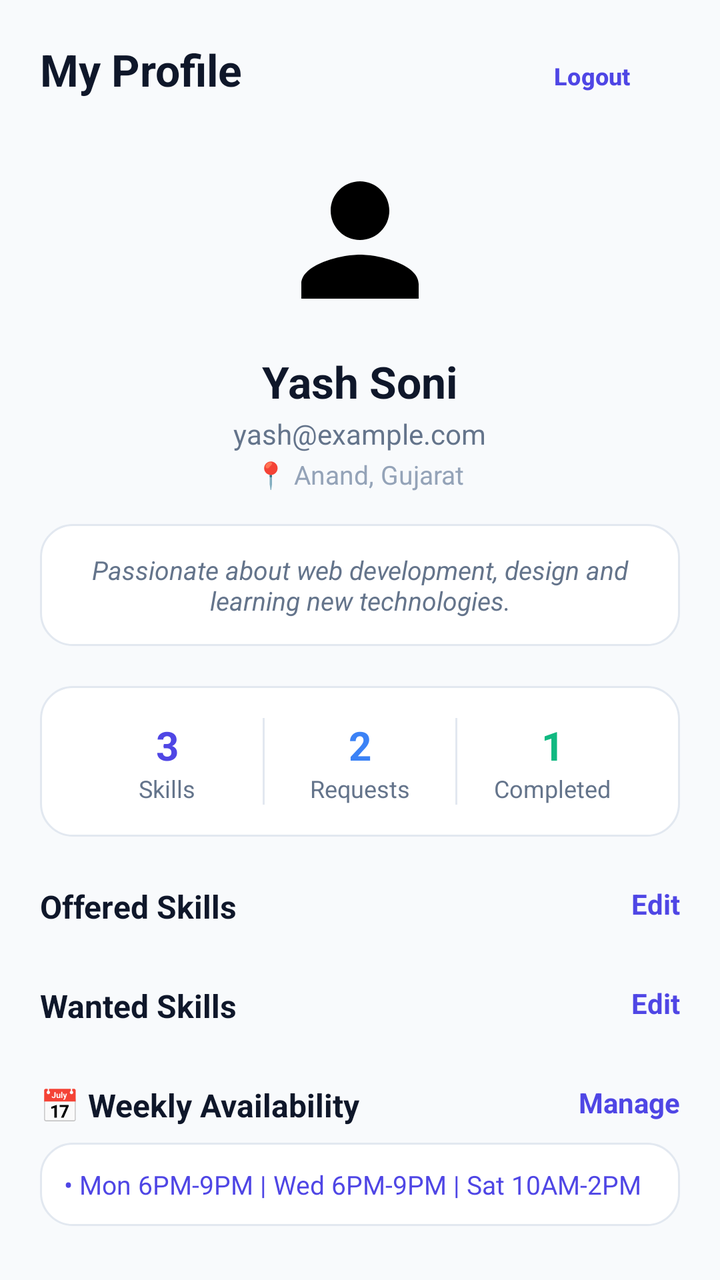
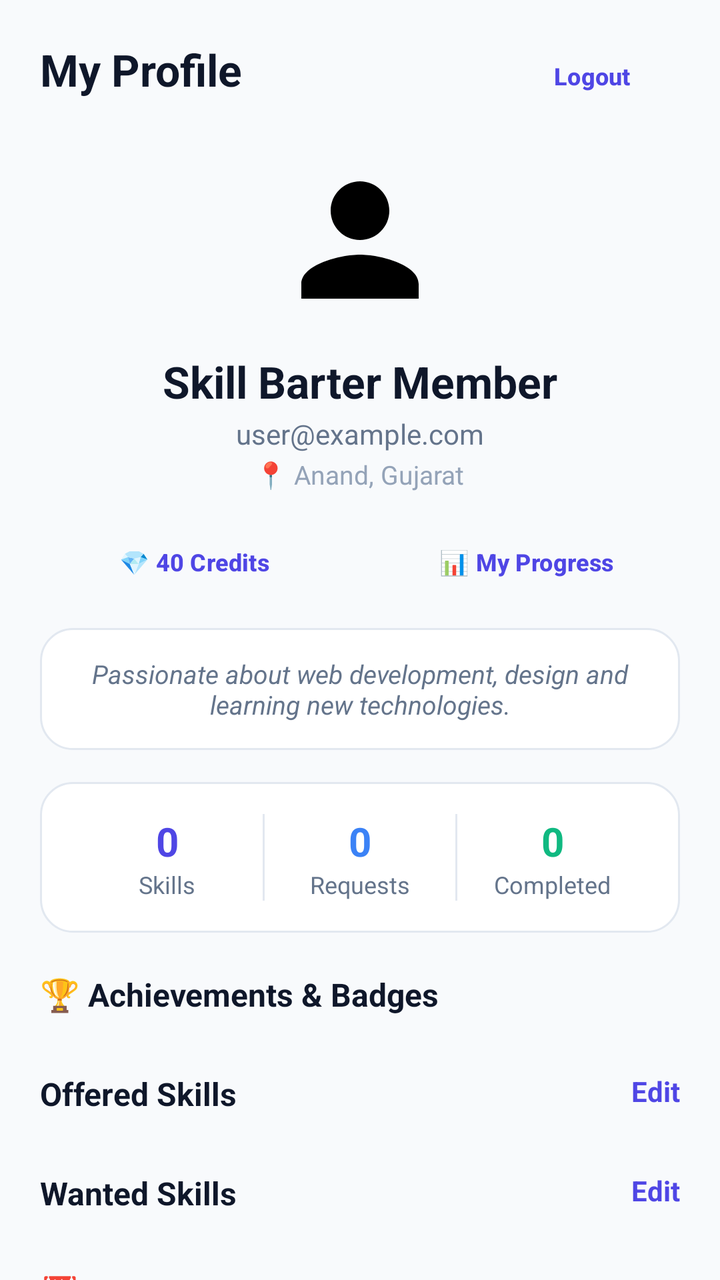

Compare the two renders of this Android layout. The source of the first and the diff that turns it into the second are given below.
<!-- AndroidManifest.xml: application theme Theme.SkillBarter -->
<!-- res/layout/fragment_profile.xml -->
<?xml version="1.0" encoding="utf-8"?>
<androidx.core.widget.NestedScrollView xmlns:android="http://schemas.android.com/apk/res/android"
    xmlns:app="http://schemas.android.com/apk/res-auto"
    android:layout_width="match_parent"
    android:layout_height="match_parent"
    android:background="@color/bg_light">

    <LinearLayout
        android:layout_width="match_parent"
        android:layout_height="wrap_content"
        android:gravity="center_horizontal"
        android:orientation="vertical"
        android:padding="20dp">

        
        <RelativeLayout
            android:layout_width="match_parent"
            android:layout_height="wrap_content">

            <TextView
                android:layout_width="wrap_content"
                android:layout_height="wrap_content"
                android:layout_alignParentStart="true"
                android:text="My Profile"
                android:textColor="@color/text_primary"
                android:textSize="22sp"
                android:textStyle="bold" />

            <Button
                android:id="@+id/btnLogout"
                style="@style/Widget.SkillBarter.Button.Outlined"
                android:layout_width="wrap_content"
                android:layout_height="36dp"
                android:layout_alignParentEnd="true"
                android:paddingHorizontal="12dp"
                android:paddingVertical="0dp"
                android:text="Logout"
                android:textSize="12sp" />

        </RelativeLayout>

        
        <ImageView
            android:id="@+id/ivAvatar"
            android:layout_width="88dp"
            android:layout_height="88dp"
            android:layout_marginTop="20dp"
            android:src="@drawable/ic_profile" />

        <TextView
            android:id="@+id/tvUserName"
            android:layout_width="wrap_content"
            android:layout_height="wrap_content"
            android:layout_marginTop="12dp"
            android:text="Yash Soni"
            android:textColor="@color/text_primary"
            android:textSize="22sp"
            android:textStyle="bold" />

        <TextView
            android:id="@+id/tvUserEmail"
            android:layout_width="wrap_content"
            android:layout_height="wrap_content"
            android:layout_marginTop="2dp"
            android:text="yash@example.com"
            android:textColor="@color/text_secondary"
            android:textSize="14sp" />

        <TextView
            android:id="@+id/tvUserLocation"
            android:layout_width="wrap_content"
            android:layout_height="wrap_content"
            android:layout_marginTop="2dp"
            android:text="📍 Anand, Gujarat"
            android:textColor="@color/text_muted"
            android:textSize="13sp" />

        
        <TextView
            android:id="@+id/tvUserBio"
            android:layout_width="match_parent"
            android:layout_height="wrap_content"
            android:layout_marginTop="16dp"
            android:background="@drawable/bg_rounded_card"
            android:gravity="center"
            android:padding="14dp"
            android:text="Passionate about web development, design and learning new technologies."
            android:textColor="@color/text_secondary"
            android:textSize="13sp"
            android:textStyle="italic" />

        
        <LinearLayout
            android:layout_width="match_parent"
            android:layout_height="wrap_content"
            android:layout_marginTop="20dp"
            android:background="@drawable/bg_rounded_card"
            android:orientation="horizontal"
            android:padding="16dp">

            <LinearLayout
                android:layout_width="0dp"
                android:layout_height="wrap_content"
                android:layout_weight="1"
                android:gravity="center"
                android:orientation="vertical">

                <TextView
                    android:id="@+id/tvSkillsStat"
                    android:layout_width="wrap_content"
                    android:layout_height="wrap_content"
                    android:text="3"
                    android:textColor="@color/primary"
                    android:textSize="20sp"
                    android:textStyle="bold" />

                <TextView
                    android:layout_width="wrap_content"
                    android:layout_height="wrap_content"
                    android:text="Skills"
                    android:textColor="@color/text_secondary"
                    android:textSize="12sp" />

            </LinearLayout>

            <View
                android:layout_width="1dp"
                android:layout_height="match_parent"
                android:background="@color/divider_color" />

            <LinearLayout
                android:layout_width="0dp"
                android:layout_height="wrap_content"
                android:layout_weight="1"
                android:gravity="center"
                android:orientation="vertical">

                <TextView
                    android:id="@+id/tvRequestsStat"
                    android:layout_width="wrap_content"
                    android:layout_height="wrap_content"
                    android:text="2"
                    android:textColor="@color/accent_blue"
                    android:textSize="20sp"
                    android:textStyle="bold" />

                <TextView
                    android:layout_width="wrap_content"
                    android:layout_height="wrap_content"
                    android:text="Requests"
                    android:textColor="@color/text_secondary"
                    android:textSize="12sp" />

            </LinearLayout>

            <View
                android:layout_width="1dp"
                android:layout_height="match_parent"
                android:background="@color/divider_color" />

            <LinearLayout
                android:layout_width="0dp"
                android:layout_height="wrap_content"
                android:layout_weight="1"
                android:gravity="center"
                android:orientation="vertical">

                <TextView
                    android:id="@+id/tvCompletedStat"
                    android:layout_width="wrap_content"
                    android:layout_height="wrap_content"
                    android:text="1"
                    android:textColor="@color/accent_green"
                    android:textSize="20sp"
                    android:textStyle="bold" />

                <TextView
                    android:layout_width="wrap_content"
                    android:layout_height="wrap_content"
                    android:text="Completed"
                    android:textColor="@color/text_secondary"
                    android:textSize="12sp" />

            </LinearLayout>

        </LinearLayout>

        
        <RelativeLayout
            android:layout_width="match_parent"
            android:layout_height="wrap_content"
            android:layout_marginTop="24dp">

            <TextView
                android:layout_width="wrap_content"
                android:layout_height="wrap_content"
                android:layout_alignParentStart="true"
                android:text="Offered Skills"
                android:textColor="@color/text_primary"
                android:textSize="16sp"
                android:textStyle="bold" />

            <TextView
                android:id="@+id/btnEditOffered"
                android:layout_width="wrap_content"
                android:layout_height="wrap_content"
                android:layout_alignParentEnd="true"
                android:text="Edit"
                android:textColor="@color/primary"
                android:textSize="14sp"
                android:textStyle="bold" />

        </RelativeLayout>

        <com.google.android.material.chip.ChipGroup
            android:id="@+id/chipGroupOffered"
            android:layout_width="match_parent"
            android:layout_height="wrap_content"
            android:layout_marginTop="8dp" />

        
        <RelativeLayout
            android:layout_width="match_parent"
            android:layout_height="wrap_content"
            android:layout_marginTop="20dp">

            <TextView
                android:layout_width="wrap_content"
                android:layout_height="wrap_content"
                android:layout_alignParentStart="true"
                android:text="Wanted Skills"
                android:textColor="@color/text_primary"
                android:textSize="16sp"
                android:textStyle="bold" />

            <TextView
                android:id="@+id/btnEditWanted"
                android:layout_width="wrap_content"
                android:layout_height="wrap_content"
                android:layout_alignParentEnd="true"
                android:text="Edit"
                android:textColor="@color/primary"
                android:textSize="14sp"
                android:textStyle="bold" />

        </RelativeLayout>

        <com.google.android.material.chip.ChipGroup
            android:id="@+id/chipGroupWanted"
            android:layout_width="match_parent"
            android:layout_height="wrap_content"
            android:layout_marginTop="8dp" />

        
        <RelativeLayout
            android:layout_width="match_parent"
            android:layout_height="wrap_content"
            android:layout_marginTop="20dp">

            <TextView
                android:layout_width="wrap_content"
                android:layout_height="wrap_content"
                android:layout_alignParentStart="true"
                android:text="📅 Weekly Availability"
                android:textColor="@color/text_primary"
                android:textSize="16sp"
                android:textStyle="bold" />

            <TextView
                android:id="@+id/btnManageAvailability"
                android:layout_width="wrap_content"
                android:layout_height="wrap_content"
                android:layout_alignParentEnd="true"
                android:text="Manage"
                android:textColor="@color/primary"
                android:textSize="14sp"
                android:textStyle="bold" />

        </RelativeLayout>

        <TextView
            android:id="@+id/tvAvailabilitySummary"
            android:layout_width="match_parent"
            android:layout_height="wrap_content"
            android:layout_marginTop="8dp"
            android:background="@drawable/bg_rounded_card"
            android:padding="12dp"
            android:text="• Mon 6PM-9PM | Wed 6PM-9PM | Sat 10AM-2PM"
            android:textColor="@color/primary"
            android:textSize="13sp" />

    </LinearLayout>

</androidx.core.widget.NestedScrollView>
<!-- resources referenced by this layout -->
<resources>
  <color name="accent_blue">#3B82F6</color>
  <color name="accent_green">#10B981</color>
  <color name="bg_light">#F8FAFC</color>
  <color name="divider_color">#E2E8F0</color>
  <color name="primary">#4F46E5</color>
  <color name="text_muted">#94A3B8</color>
  <color name="text_primary">#0F172A</color>
  <color name="text_secondary">#64748B</color>
  <!-- drawable bg_rounded_card (drawable) -->
  <?xml version="1.0" encoding="utf-8"?>
  <shape xmlns:android="http://schemas.android.com/apk/res/android"
      android:shape="rectangle">
      <solid android:color="@color/surface_white" />
      <corners android:radius="16dp" />
      <stroke android:width="1dp" android:color="@color/divider_color" />
  </shape>
  <!-- drawable ic_profile (drawable) -->
  <vector xmlns:android="http://schemas.android.com/apk/res/android"
      android:width="24dp"
      android:height="24dp"
      android:viewportWidth="24"
      android:viewportHeight="24">
    <path
        android:fillColor="#FF000000"
        android:pathData="M12,12c2.21,0 4,-1.79 4,-4s-1.79,-4 -4,-4 -4,1.79 -4,4 1.79,4 4,4zM12,14c-2.67,0 -8,1.34 -8,4v2h16v-2c0,-2.66 -5.33,-4 -8,-4z"/>
  </vector>
  <style name="Widget.SkillBarter.Button.Outlined" parent="Widget.Material3.Button.OutlinedButton">
          <item name="strokeColor">@color/primary</item>
          <item name="android:textColor">@color/primary</item>
          <item name="cornerRadius">12dp</item>
          <item name="android:paddingTop">12dp</item>
          <item name="android:paddingBottom">12dp</item>
          <item name="android:textStyle">bold</item>
      </style>
  <style name="Theme.SkillBarter" parent="Base.Theme.SkillBarter" />
  <color name="surface_white">#FFFFFF</color>
  <style name="Base.Theme.SkillBarter" parent="Theme.Material3.DayNight.NoActionBar">
          <item name="colorPrimary">@color/primary</item>
          <item name="colorOnPrimary">@color/white</item>
          <item name="colorPrimaryContainer">@color/primary_light</item>
          <item name="colorOnPrimaryContainer">@color/primary</item>
          <item name="android:colorBackground">@color/bg_light</item>
          <item name="colorSurface">@color/surface_white</item>
          <item name="colorOnSurface">@color/text_primary</item>
          <item name="colorOnSurfaceVariant">@color/text_secondary</item>
          <item name="android:statusBarColor">@color/bg_light</item>
          <item name="android:windowLightStatusBar">true</item>
      </style>
  <color name="white">#FFFFFF</color>
  <color name="primary_light">#EEF2FF</color>
</resources>

<!-- the commit's change to res/layout/fragment_profile.xml (unified diff, before → after) -->
@@ -3,7 +3,8 @@
     xmlns:app="http://schemas.android.com/apk/res-auto"
     android:layout_width="match_parent"
     android:layout_height="match_parent"
-    android:background="@color/bg_light">
+    android:background="@color/bg_light"
+    android:fillViewport="true">
 
     <LinearLayout
         android:layout_width="match_parent"
@@ -52,7 +53,7 @@
             android:layout_width="wrap_content"
             android:layout_height="wrap_content"
             android:layout_marginTop="12dp"
-            android:text="Yash Soni"
+            android:text="Skill Barter Member"
             android:textColor="@color/text_primary"
             android:textSize="22sp"
             android:textStyle="bold" />
@@ -62,7 +63,7 @@
             android:layout_width="wrap_content"
             android:layout_height="wrap_content"
             android:layout_marginTop="2dp"
-            android:text="yash@example.com"
+            android:text="user@example.com"
             android:textColor="@color/text_secondary"
             android:textSize="14sp" />
 
@@ -76,11 +77,42 @@
             android:textSize="13sp" />
 
         
+        <LinearLayout
+            android:layout_width="match_parent"
+            android:layout_height="wrap_content"
+            android:layout_marginTop="16dp"
+            android:orientation="horizontal">
+
+            <Button
+                android:id="@+id/btnCredits"
+                style="@style/Widget.SkillBarter.Button.Outlined"
+                android:layout_width="0dp"
+                android:layout_height="38dp"
+                android:layout_marginEnd="6dp"
+                android:layout_weight="1"
+                android:paddingVertical="0dp"
+                android:text="💎 40 Credits"
+                android:textSize="12sp" />
+
+            <Button
+                android:id="@+id/btnProgress"
+                style="@style/Widget.SkillBarter.Button.Outlined"
+                android:layout_width="0dp"
+                android:layout_height="38dp"
+                android:layout_marginStart="6dp"
+                android:layout_weight="1"
+                android:paddingVertical="0dp"
+                android:text="📊 My Progress"
+                android:textSize="12sp" />
+
+        </LinearLayout>
+
+        
         <TextView
             android:id="@+id/tvUserBio"
             android:layout_width="match_parent"
             android:layout_height="wrap_content"
-            android:layout_marginTop="16dp"
+            android:layout_marginTop="14dp"
             android:background="@drawable/bg_rounded_card"
             android:gravity="center"
             android:padding="14dp"
@@ -93,7 +125,7 @@
         <LinearLayout
             android:layout_width="match_parent"
             android:layout_height="wrap_content"
-            android:layout_marginTop="20dp"
+            android:layout_marginTop="16dp"
             android:background="@drawable/bg_rounded_card"
             android:orientation="horizontal"
             android:padding="16dp">
@@ -109,7 +141,7 @@
                     android:id="@+id/tvSkillsStat"
                     android:layout_width="wrap_content"
                     android:layout_height="wrap_content"
-                    android:text="3"
+                    android:text="0"
                     android:textColor="@color/primary"
                     android:textSize="20sp"
                     android:textStyle="bold" />
@@ -139,7 +171,7 @@
                     android:id="@+id/tvRequestsStat"
                     android:layout_width="wrap_content"
                     android:layout_height="wrap_content"
-                    android:text="2"
+                    android:text="0"
                     android:textColor="@color/accent_blue"
                     android:textSize="20sp"
                     android:textStyle="bold" />
@@ -169,7 +201,7 @@
                     android:id="@+id/tvCompletedStat"
                     android:layout_width="wrap_content"
                     android:layout_height="wrap_content"
-                    android:text="1"
+                    android:text="0"
                     android:textColor="@color/accent_green"
                     android:textSize="20sp"
                     android:textStyle="bold" />
@@ -189,7 +221,32 @@
         <RelativeLayout
             android:layout_width="match_parent"
             android:layout_height="wrap_content"
-            android:layout_marginTop="24dp">
+            android:layout_marginTop="20dp">
+
+            <TextView
+                android:layout_width="wrap_content"
+                android:layout_height="wrap_content"
+                android:layout_alignParentStart="true"
+                android:text="🏆 Achievements &amp; Badges"
+                android:textColor="@color/text_primary"
+                android:textSize="16sp"
+                android:textStyle="bold" />
+
+        </RelativeLayout>
+
+        <androidx.recyclerview.widget.RecyclerView
+            android:id="@+id/rvBadges"
+            android:layout_width="match_parent"
+            android:layout_height="wrap_content"
+            android:layout_marginTop="8dp"
+            android:orientation="horizontal"
+            app:layoutManager="androidx.recyclerview.widget.LinearLayoutManager" />
+
+        
+        <RelativeLayout
+            android:layout_width="match_parent"
+            android:layout_height="wrap_content"
+            android:layout_marginTop="20dp">
 
             <TextView
                 android:layout_width="wrap_content"
